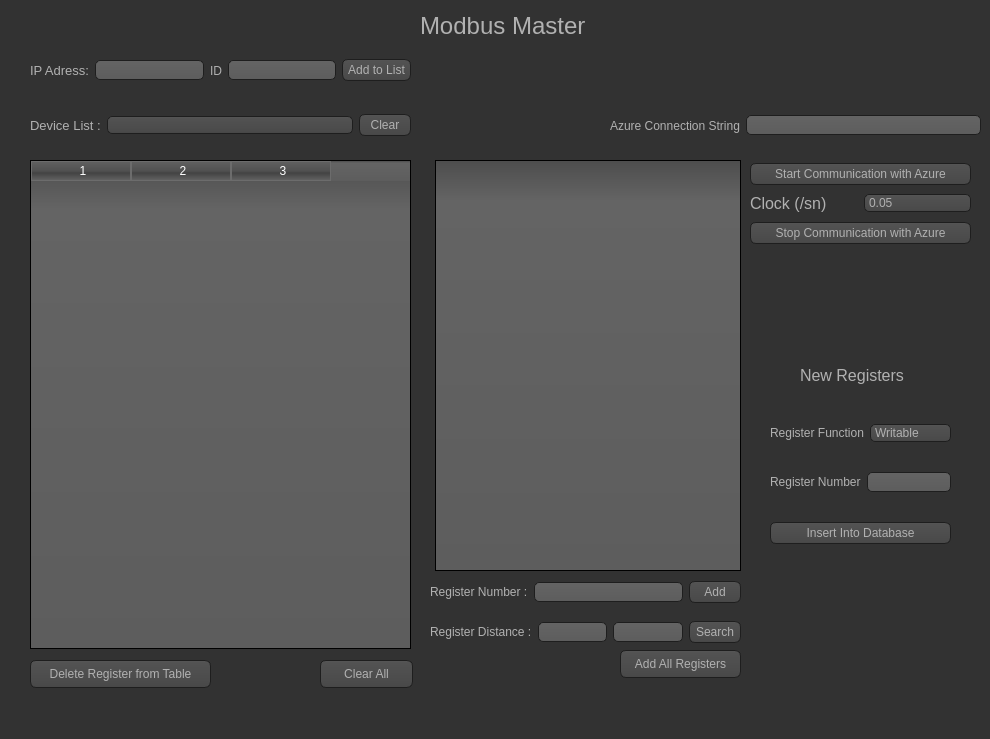
Before: the Qt Designer form new.ui in erhan-namli/modbus-master-service-azure, drawn with Qt 5.
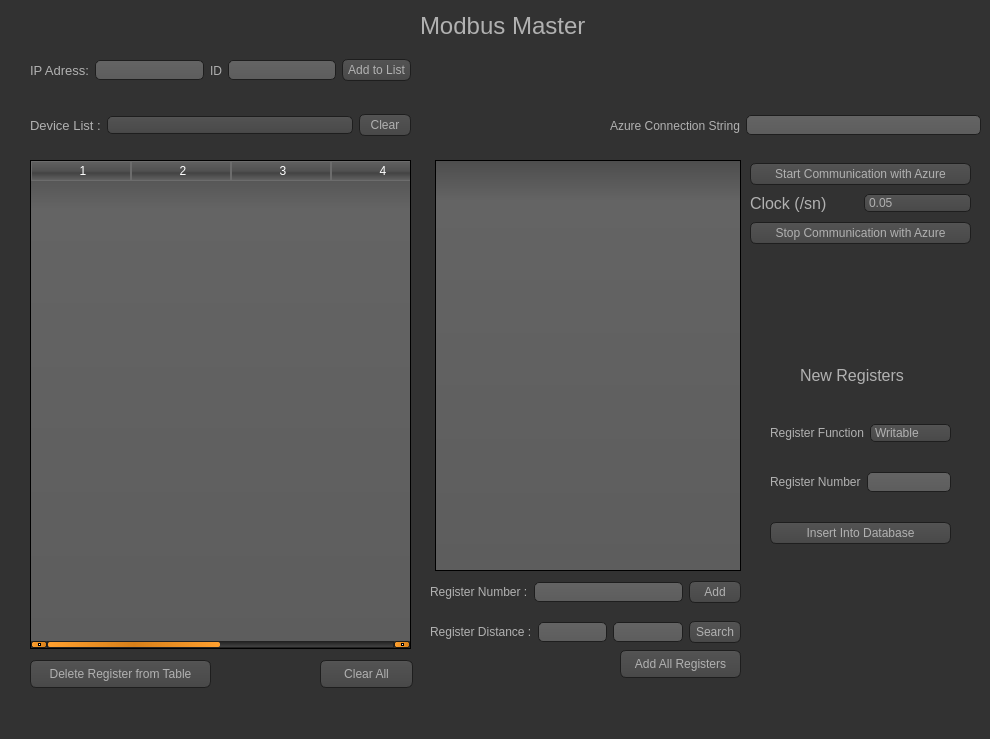
After: the same form once the commit is applied. Icons and pictures are not drawn.

What changed in the file:
```diff
--- a/new.ui
+++ b/new.ui
@@ -753,11 +753,14 @@
      </rect>
     </property>
     <property name="columnCount">
-     <number>3</number>
+     <number>6</number>
     </property>
     <column/>
     <column/>
     <column/>
+    <column/>
+    <column/>
+    <column/>
    </widget>
    <widget class="QListWidget" name="list_Registers">
     <property name="geometry">
```
Left out of the diff: 7 changed lines with no effect on the pictures.
